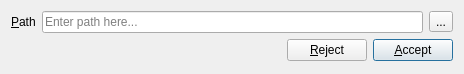
First picture: the form in gui/chooseglobaldatabasedialog.ui, repository vt4a2h/uml-tool, before the edit.
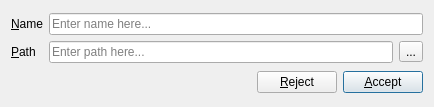
Second picture: the form after the edit.

Diff of the .ui file:
```diff
--- a/gui/chooseglobaldatabasedialog.ui
+++ b/gui/chooseglobaldatabasedialog.ui
@@ -6,8 +6,8 @@
    <rect>
     <x>0</x>
     <y>0</y>
-    <width>464</width>
-    <height>74</height>
+    <width>434</width>
+    <height>107</height>
    </rect>
   </property>
   <property name="windowTitle">
@@ -15,7 +15,19 @@
   </property>
   <layout class="QGridLayout" name="gridLayout">
    <item row="0" column="0">
-    <layout class="QHBoxLayout" name="horizontalLayout">
+    <layout class="QHBoxLayout" name="horizontalLayout_3">
+     <item>
+      <layout class="QVBoxLayout" name="verticalLayout">
+       <item>
+        <widget class="QLabel" name="lblName">
+         <property name="text">
+          <string>&amp;Name</string>
+         </property>
+         <property name="buddy">
+          <cstring>leName</cstring>
+         </property>
+        </widget>
+       </item>
      <item>
       <widget class="QLabel" name="lblPath">
        <property name="text">
@@ -26,6 +38,19 @@
        </property>
       </widget>
      </item>
+      </layout>
+     </item>
+     <item>
+      <layout class="QVBoxLayout" name="verticalLayout_2">
+       <item>
+        <widget class="QLineEdit" name="leName">
+         <property name="placeholderText">
+          <string>Enter name here...</string>
+         </property>
+        </widget>
+       </item>
+       <item>
+        <layout class="QHBoxLayout" name="horizontalLayout">
      <item>
       <widget class="QLineEdit" name="lePath">
        <property name="placeholderText">
@@ -42,6 +67,10 @@
         <string>...</string>
        </property>
       </widget>
+         </item>
+        </layout>
+       </item>
+      </layout>
      </item>
     </layout>
    </item>
```
Left out of the diff: 2 changed lines with no effect on the pictures. Lines whose indentation alone changed are shown as unchanged.
